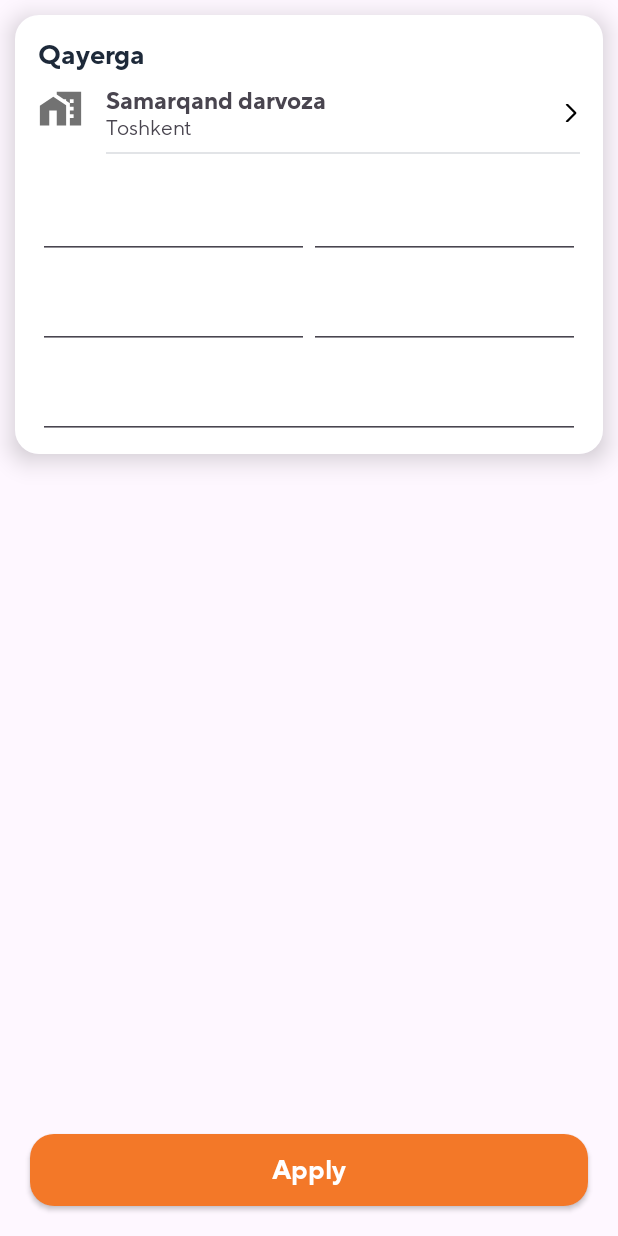
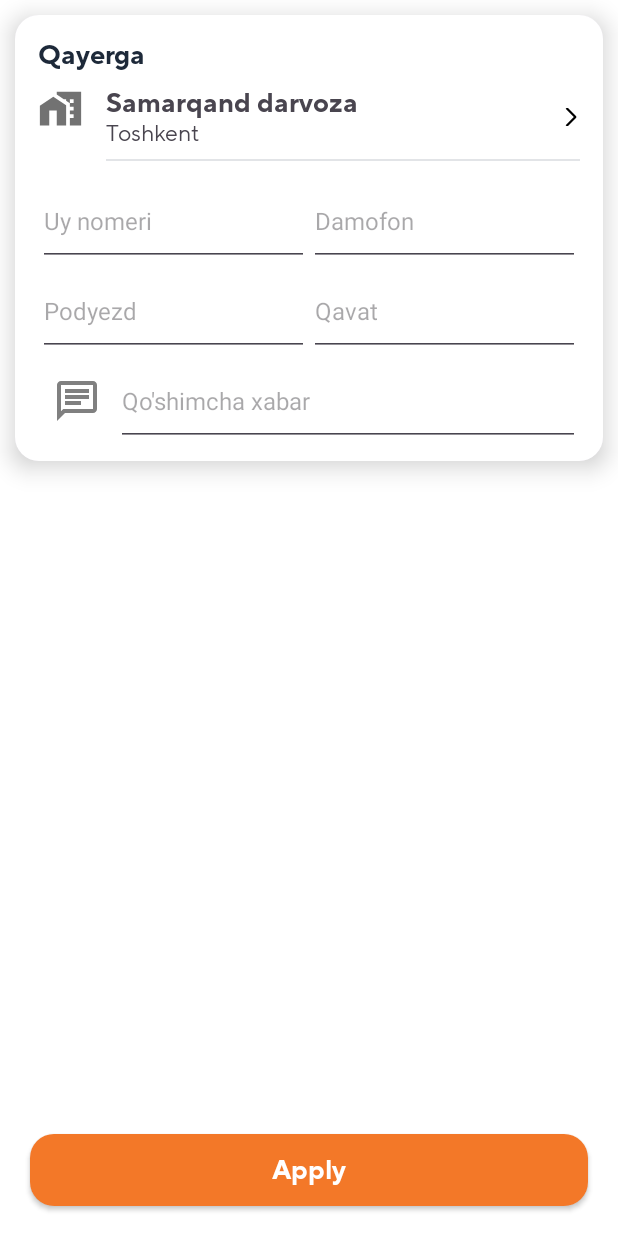
Before and after one commit to Ismoil-Developer/ari, an Android app: the OrderUpdateScreen screen opened through its navigation route, on a phone screen of 412 x 824 dp. Run offline under Robolectric (Android 15) with nearby library versions, the phone set to English and light mode, and no system bars; our stand-ins replace Dagger/Hilt's generated code; libraries missing offline, so code that uses them is left out: by.kirich1409.viewbindingdelegate; 3 statements that could not run were skipped.

Commit message:
page_lis change

```diff
--- a/app/src/main/AndroidManifest.xml
+++ b/app/src/main/AndroidManifest.xml
@@ -30,6 +30,7 @@
         android:supportsRtl="true"
         android:theme="@style/Theme.AriGo"
         tools:targetApi="31">
+
         <meta-data
             android:name="com.yandex.android.maps.apikey"
             android:value="79fb340d-f68a-4f8b-b729-8f19f413786d"/>
@@ -37,11 +38,15 @@
         <activity
             android:name=".presentation.ui.screen.activity.MainActivity"
             android:exported="true">
+
             <intent-filter>
+
                 <action android:name="android.intent.action.MAIN" />
 
                 <category android:name="android.intent.category.LAUNCHER" />
+
             </intent-filter>
+
         </activity>
     </application>
 
--- a/app/src/main/java/uz/mrx/arigo/domain/di/UseCaseModule.kt
+++ b/app/src/main/java/uz/mrx/arigo/domain/di/UseCaseModule.kt
@@ -21,11 +21,12 @@ import uz.mrx.arigo.domain.usecase.searchmap.impl.SearchMapUseCaseImpl
 @InstallIn(ViewModelComponent::class)
 interface UseCaseModule {
 
-    @Binds
-    fun bindSearchMapUseCase(impl: SearchMapUseCaseImpl): SearchMapUseCase
 
     @Binds
     fun bindRegisterUseCase(impl: RegisterUseCaseImpl): RegisterUseCase
+
+    @Binds
+    fun bindSearchMapUseCase(impl: SearchMapUseCaseImpl): SearchMapUseCase
 
     @Binds
     fun bindFeatureUseCase(impl: FeatureUseCaseImpl): FeatureUseCase
--- a/app/src/main/java/uz/mrx/arigo/presentation/ui/screen/fragment/auth/register/RegisterScreen.kt
+++ b/app/src/main/java/uz/mrx/arigo/presentation/ui/screen/fragment/auth/register/RegisterScreen.kt
@@ -47,10 +47,6 @@ class RegisterScreen : Fragment(R.layout.screen_register) {
 
         })
 
-        binding.loginTxt.setOnClickListener {
-            viewModel.openLoginScreen()
-        }
-
         binding.btnContinue.setOnClickListener {
 
             val phoneNumber = binding.phoneNumberEditText.text.toString()
@@ -60,6 +56,7 @@ class RegisterScreen : Fragment(R.layout.screen_register) {
 
         viewLifecycleOwner.lifecycleScope.launch {
             viewModel.registerResponse.collectLatest {
+
             }
         }
 
--- a/app/src/main/java/uz/mrx/arigo/presentation/ui/screen/fragment/order/OrderUpdateScreen.kt
+++ b/app/src/main/java/uz/mrx/arigo/presentation/ui/screen/fragment/order/OrderUpdateScreen.kt
@@ -41,7 +41,6 @@ class OrderUpdateScreen : Fragment(R.layout.screen_order_update) {
                 viewModel.updateOrder(args.id, UpdateOrderRequest(houseNumber, appartmentNumer, floor.toInt(), damophone, otherMessage))
             }
 
-
         }
 
         viewLifecycleOwner.lifecycleScope.launch {
--- a/app/src/main/java/uz/mrx/arigo/presentation/ui/viewmodel/register/RegisterScreenViewModel.kt
+++ b/app/src/main/java/uz/mrx/arigo/presentation/ui/viewmodel/register/RegisterScreenViewModel.kt
@@ -6,7 +6,6 @@ import uz.mrx.arigo.data.remote.response.register.RegisterResponse
 
 interface RegisterScreenViewModel {
 
-    fun openLoginScreen()
 
     fun openConfirmScreen(phoneNumber:String, code:String)
 
--- a/app/src/main/java/uz/mrx/arigo/presentation/ui/viewmodel/register/impl/RegisterScreenViewModelImpl.kt
+++ b/app/src/main/java/uz/mrx/arigo/presentation/ui/viewmodel/register/impl/RegisterScreenViewModelImpl.kt
@@ -29,11 +29,6 @@ class RegisterScreenViewModelImpl @Inject constructor(
     override val toastMessage: Flow<String> get() = _toastMessage
 
 
-    override fun openLoginScreen() {
-        viewModelScope.launch {
-            direction.openLoginScreen()
-        }
-    }
 
     override fun openConfirmScreen(phoneNumber:String, code:String) {
         viewModelScope.launch {
--- a/app/src/main/res/layout/screen_order_update.xml
+++ b/app/src/main/res/layout/screen_order_update.xml
@@ -2,17 +2,18 @@
 <androidx.constraintlayout.widget.ConstraintLayout xmlns:android="http://schemas.android.com/apk/res/android"
     xmlns:app="http://schemas.android.com/apk/res-auto"
     android:layout_width="match_parent"
-    android:layout_height="match_parent">
+    android:layout_height="match_parent"
+    android:background="@color/white">
 
     <com.google.android.material.card.MaterialCardView
         android:layout_width="match_parent"
         android:layout_height="wrap_content"
+        android:layout_margin="10dp"
         app:cardCornerRadius="16dp"
+        app:cardElevation="10dp"
         app:layout_constraintEnd_toEndOf="parent"
         app:layout_constraintStart_toStartOf="parent"
         app:layout_constraintTop_toTopOf="parent"
-        app:cardElevation="10dp"
-        android:layout_margin="10dp"
         app:strokeWidth="0dp">
 
         <androidx.constraintlayout.widget.ConstraintLayout
@@ -48,7 +49,7 @@
                 android:layout_marginStart="15dp"
                 android:fontFamily="@font/font_family"
                 android:text="Samarqand darvoza"
-                android:textSize="16sp"
+                android:textSize="18sp"
                 app:layout_constraintStart_toEndOf="@id/imvHome"
                 app:layout_constraintTop_toTopOf="@id/imvHome" />
 
@@ -59,7 +60,7 @@
                 android:layout_marginStart="15dp"
                 android:fontFamily="@font/font_family_medium"
                 android:text="Toshkent"
-                android:textSize="14sp"
+                android:textSize="15sp"
                 app:layout_constraintStart_toEndOf="@id/imvHome"
                 app:layout_constraintTop_toBottomOf="@id/addressTxt" />
 
@@ -90,13 +91,12 @@
                 android:layout_height="180dp"
                 android:layout_marginHorizontal="15dp"
                 android:layout_marginTop="10dp"
+                android:layout_marginBottom="10dp"
                 android:orientation="vertical"
+                app:layout_constraintBottom_toBottomOf="parent"
                 app:layout_constraintEnd_toEndOf="parent"
                 app:layout_constraintStart_toStartOf="parent"
-                app:layout_constraintTop_toBottomOf="@id/line"
-                app:layout_constraintBottom_toBottomOf="parent"
-                android:layout_marginBottom="10dp"
-                >
+                app:layout_constraintTop_toBottomOf="@id/line">
 
                 <LinearLayout
                     android:layout_width="match_parent"
@@ -114,13 +114,20 @@
                             android:id="@+id/house_number"
                             android:layout_width="match_parent"
                             android:layout_height="match_parent"
-                            android:layout_weight="1" />
+                            android:layout_weight="1"
+                            android:hint="Uy nomeri"
+                            android:textSize="16sp"
+                            android:textColor="@color/text_color_bold"
+                            />
 
                         <EditText
                             android:id="@+id/appartment_number"
                             android:layout_width="match_parent"
                             android:layout_height="match_parent"
-                            android:layout_weight="1" />
+                            android:layout_weight="1"
+                            android:hint="Podyezd"
+                            android:textSize="16sp"
+                            android:textColor="@color/text_color_bold"/>
 
 
                     </LinearLayout>
@@ -135,13 +142,20 @@
                             android:id="@+id/damophone"
                             android:layout_width="match_parent"
                             android:layout_height="match_parent"
-                            android:layout_weight="1" />
+                            android:layout_weight="1"
+                            android:hint="Damofon"
+                            android:textSize="16sp"
+                            android:textColor="@color/text_color_bold"/>
 
                         <EditText
                             android:id="@+id/floor"
                             android:layout_width="match_parent"
                             android:layout_height="match_parent"
-                            android:layout_weight="1" />
+                            android:layout_weight="1"
+                            android:hint="Qavat"
+                            android:textSize="16sp"
+                            android:textColor="@color/text_color_bold"
+                            />
 
                     </LinearLayout>
 
@@ -152,11 +166,31 @@
                     android:layout_height="match_parent"
                     android:layout_weight="2">
 
+                    <LinearLayout
+                        android:layout_width="match_parent"
+                        android:layout_height="match_parent"
+                        android:layout_weight="6">
+
+                        <ImageView
+                            android:layout_width="match_parent"
+                            android:layout_height="match_parent"
+                            android:src="@drawable/ic_message"
+                            app:tint="#808080"
+                            android:padding="10dp"
+                            />
+
+                    </LinearLayout>
+
+
                     <EditText
                         android:id="@+id/otherMessage"
                         android:layout_width="match_parent"
                         android:layout_height="match_parent"
-                        android:layout_weight="1" />
+                        android:layout_weight="1"
+                        android:hint="Qo'shimcha xabar"
+                        android:textSize="16sp"
+                        android:textColor="@color/text_color_bold"
+                        />
 
                 </LinearLayout>
             </LinearLayout>
@@ -164,7 +198,6 @@
 
 
     </com.google.android.material.card.MaterialCardView>
-
 
 
     <androidx.appcompat.widget.AppCompatButton
@@ -177,13 +210,12 @@
         android:background="@drawable/back_style_button"
         android:fontFamily="@font/font_family"
         android:text="Apply"
-        android:textSize="18sp"
         android:textAllCaps="false"
         android:textColor="@color/btnTextColor"
+        android:textSize="18sp"
         app:layout_constraintBottom_toBottomOf="parent"
         app:layout_constraintEnd_toEndOf="parent"
         app:layout_constraintStart_toStartOf="parent" />
 
 
-
 </androidx.constraintlayout.widget.ConstraintLayout>
```
Also changed, not shown: app/src/main/res/layout/page_list.xml (+23 -3 lines).
